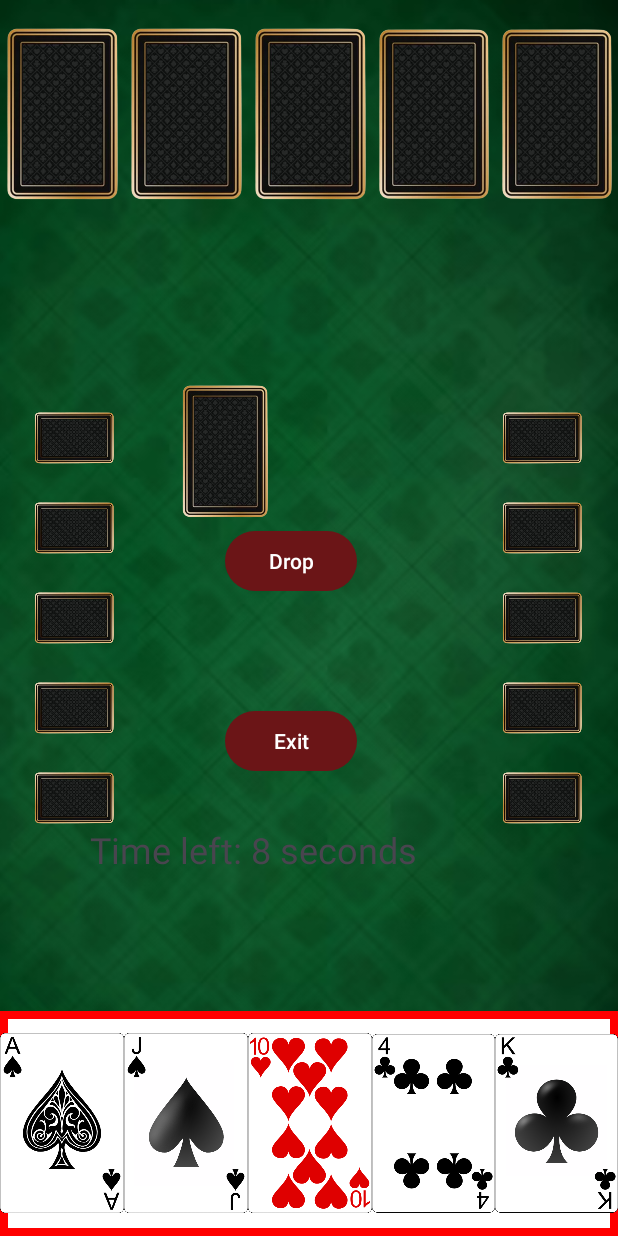
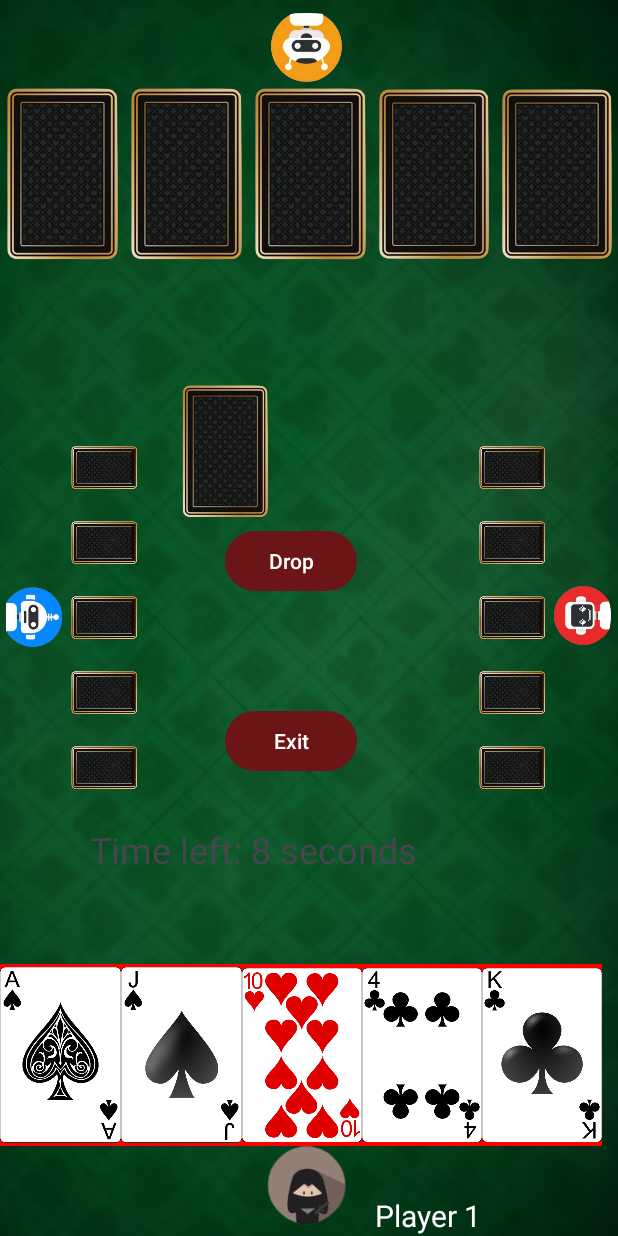
Before and after one commit to maleeha13/Minimal, an Android app: the MainActivity screen opened directly, with no data from a screen before it, on a phone screen of 412 x 824 dp. Run offline under Robolectric (Android 15) with nearby library versions, the phone set to English and light mode, and no system bars.

Commit message:
avtar updated fro ai players

```diff
--- a/app/src/main/java/com/example/minimal/MainActivity.java
+++ b/app/src/main/java/com/example/minimal/MainActivity.java
@@ -127,6 +127,11 @@ public class MainActivity extends AppCompatActivity implements gameController.Ga
         gameController = new gameController(this, this);
         scoreController = new ScoreController();
         game = gameController.game;
+        ImageView play_av = findViewById(R.id.play_av);
+        play_av.setImageDrawable(StartScreen.chosen.getDrawable());
+        TextView name = findViewById(R.id.player_name);
+        name.setText(StartScreen.name);
+
 
         game.x=0;
         Button showButton = findViewById(R.id.show);
--- a/app/src/main/java/com/example/minimal/StartScreen.java
+++ b/app/src/main/java/com/example/minimal/StartScreen.java
@@ -10,8 +10,10 @@ import android.os.Bundle;
 import android.view.View;
 import android.widget.AdapterView;
 import android.widget.ArrayAdapter;
+import android.widget.EditText;
 import android.widget.ImageView;
 import android.widget.Spinner;
+import android.widget.TextView;
 
 public class StartScreen extends AppCompatActivity {
 
@@ -127,6 +129,8 @@ public class StartScreen extends AppCompatActivity {
 
 
     public void startButton (View v){
+        EditText getName = findViewById(R.id.nameEditText);
+        name = getName.getText().toString();
         Intent intent=new Intent(StartScreen.this, MainActivity.class);
 
 
--- a/app/src/main/res/layout/activity_main.xml
+++ b/app/src/main/res/layout/activity_main.xml
@@ -35,88 +35,108 @@
         android:src="@drawable/black_card" />
 
     <LinearLayout
-        android:layout_width="match_parent"
         android:id="@+id/lay1"
+        android:layout_width="401dp"
+        android:layout_height="121dp"
         android:layout_alignParentBottom="true"
-        android:weightSum="5"
+        android:layout_marginStart="0dp"
+        android:layout_marginBottom="60dp"
         android:orientation="horizontal"
-        android:layout_height="150dp">
-
+        android:weightSum="5">
 
 
         <ImageView
             android:id="@+id/iv_p1c1"
-            android:layout_weight="1"
+            android:layout_width="match_parent"
 
-            android:layout_width="match_parent"
             android:layout_height="match_parent"
             android:layout_alignParentTop="true"
             android:layout_centerHorizontal="true"
+            android:layout_weight="1"
             android:scaleType="centerInside"
             android:src="@drawable/black_card"
-            android:tag="1"
-            >
+            android:tag="1">
 
         </ImageView>
+
         <ImageView
             android:id="@+id/iv_p1c2"
-            android:layout_weight="1"
+            android:layout_width="match_parent"
 
-            android:layout_width="match_parent"
             android:layout_height="match_parent"
             android:layout_alignParentTop="true"
             android:layout_centerHorizontal="true"
+            android:layout_weight="1"
             android:scaleType="centerInside"
             android:src="@drawable/black_card"
-            android:tag="1"
-            >
+            android:tag="1">
 
         </ImageView>
+
         <ImageView
             android:id="@+id/iv_p1c3"
-            android:layout_weight="1"
+            android:layout_width="match_parent"
 
-            android:layout_width="match_parent"
             android:layout_height="match_parent"
             android:layout_alignParentTop="true"
             android:layout_centerHorizontal="true"
+            android:layout_weight="1"
             android:scaleType="centerInside"
             android:src="@drawable/black_card"
-            android:tag="1"
-            >
+            android:tag="1">
 
         </ImageView>
+
         <ImageView
             android:id="@+id/iv_p1c4"
-            android:layout_weight="1"
+            android:layout_width="match_parent"
 
-            android:layout_width="match_parent"
             android:layout_height="match_parent"
             android:layout_alignParentTop="true"
             android:layout_centerHorizontal="true"
+            android:layout_weight="1"
             android:scaleType="centerInside"
             android:src="@drawable/black_card"
-            android:tag="1"
-            >
+            android:tag="1">
 
         </ImageView>
+
         <ImageView
             android:id="@+id/iv_p1c5"
-            android:layout_weight="1"
+            android:layout_width="match_parent"
 
-            android:layout_width="match_parent"
             android:layout_height="match_parent"
             android:layout_alignParentTop="true"
             android:layout_centerHorizontal="true"
+            android:layout_weight="1"
             android:scaleType="centerInside"
             android:src="@drawable/black_card"
-            android:tag="1"
-            >
+            android:tag="1">
 
         </ImageView>
 
     </LinearLayout>
 
+    <ImageView
+        android:id="@+id/play_av"
+        android:layout_width="59dp"
+        android:layout_height="64dp"
+        android:layout_centerHorizontal="true"
+        android:layout_alignParentBottom="true"
+        app:srcCompat="@drawable/av1" />
+    <TextView
+        android:id="@+id/player_name"
+        android:layout_width="wrap_content"
+        android:layout_height="wrap_content"
+        android:layout_marginLeft="250dp"
+        android:layout_alignParentBottom="true"
+        android:textColor="@color/white"
+        android:text="Player 1"
+        android:textSize="20dp"
+
+        >
+
+    </TextView>
 
 
 
@@ -197,14 +217,28 @@
         </ImageView>
     </LinearLayout>
 
+    <ImageView
+        android:id="@+id/ai_av2"
+        android:layout_width="45dp"
+        android:layout_height="54dp"
+        android:layout_alignParentStart="true"
+        android:layout_alignParentRight="true"
+
+        android:layout_centerVertical="true"
+        android:layout_marginStart="0dp"
+        android:layout_marginTop="460dp"
+        android:layout_marginRight="366dp"
+        android:rotation="90"
+        app:srcCompat="@drawable/ai1" />
     <LinearLayout
         android:layout_width="100dp"
         android:id="@+id/la"
         android:layout_alignParentStart="true"
         android:layout_centerVertical="true"
+        android:layout_marginStart="20dp"
         android:weightSum="5"
         android:orientation="vertical"
-            android:layout_height="300dp"
+        android:layout_height="250dp"
         android:rotation="0">
         <!-- New Images -->
         <ImageView
@@ -352,15 +386,28 @@
 
         </LinearLayout>
 
+        <ImageView
+            android:id="@+id/ai_av1"
+            android:layout_width="45dp"
+            android:layout_height="55dp"
+            android:layout_alignParentRight="true"
+            android:layout_centerVertical="true"
+            android:layout_marginHorizontal="0dp"
+            android:layout_marginTop="460dp"
+            android:rotation="-90"
+            app:srcCompat="@drawable/ai2" />
         <LinearLayout
             android:layout_width="100dp"
             android:id="@+id/la3"
+
+            android:layout_alignParentRight="true"
             android:layout_centerVertical="true"
-        android:layout_alignParentRight="true"
-
             android:weightSum="5"
             android:orientation="vertical"
-        android:layout_height="300dp"
+            android:layout_height="250dp"
+            android:layout_marginEnd="20dp"
+            android:layout_marginStart="200dp"
+
             android:rotation="0">
             <ImageView
                 android:id="@+id/iv_new_p2c1"
@@ -429,25 +476,22 @@
             android:onClick="showScores"
             android:text="Show" />
 
-
-    </RelativeLayout>
-
         <RelativeLayout
             android:layout_width="match_parent"
             android:layout_height="match_parent">
 
             <LinearLayout
+                android:id="@+id/lay3"
                 android:layout_width="match_parent"
-        android:id="@+id/lay3"
+                android:layout_height="150dp"
                 android:layout_alignParentTop="true"
-        android:weightSum="5"
                 android:orientation="horizontal"
-        android:layout_height="150dp">
+                android:weightSum="5">
 
 
                 <ImageView
                     android:id="@+id/iv_p3c1"
-            android:layout_width= "0dp"
+                    android:layout_width="0dp"
                     android:layout_height="0dp"
                     android:layout_alignParentTop="true"
                     android:layout_centerHorizontal="true"
@@ -459,7 +503,7 @@
 
                 <ImageView
                     android:id="@+id/iv_p3c2"
-            android:layout_width= "0dp"
+                    android:layout_width="0dp"
                     android:layout_height="0dp"
                     android:layout_alignParentTop="true"
                     android:layout_centerHorizontal="true"
@@ -470,7 +514,7 @@
 
                 <ImageView
                     android:id="@+id/iv_p3c3"
-            android:layout_width= "0dp"
+                    android:layout_width="0dp"
                     android:layout_height="0dp"
                     android:layout_alignParentTop="true"
                     android:layout_centerHorizontal="true"
@@ -481,7 +525,7 @@
 
                 <ImageView
                     android:id="@+id/iv_p3c4"
-            android:layout_width= "0dp"
+                    android:layout_width="0dp"
                     android:layout_height="0dp"
                     android:layout_alignParentTop="true"
                     android:layout_centerHorizontal="true"
@@ -492,7 +536,7 @@
 
                 <ImageView
                     android:id="@+id/iv_p3c5"
-            android:layout_width= "0dp"
+                    android:layout_width="0dp"
                     android:layout_height="0dp"
                     android:layout_alignParentTop="true"
                     android:layout_centerHorizontal="true"
@@ -502,15 +546,25 @@
                 </ImageView>
 
 
+            </LinearLayout>
 
-    </LinearLayout>
+            <ImageView
+                android:id="@+id/ai_av3"
+                android:layout_width="59dp"
+                android:layout_height="64dp"
+
+                android:layout_centerHorizontal="true"
+                android:layout_marginTop="0dp"
+                android:rotation="180"
+                app:srcCompat="@drawable/ai3" />
             <LinearLayout
+                android:id="@+id/la4"
                 android:layout_width="match_parent"
-        android:id="@+id/la4"
+                android:layout_height="150dp"
                 android:layout_alignParentTop="true"
-        android:weightSum="5"
                 android:orientation="horizontal"
-        android:layout_height="150dp">
+                android:layout_marginVertical="40dp"
+                android:weightSum="5">
 
                 <ImageView
                     android:id="@+id/iv_new_p3c1"
@@ -525,23 +579,23 @@
 
                 <ImageView
                     android:id="@+id/iv_new_p3c2"
-            android:layout_weight="1"
+                    android:layout_width="match_parent"
 
-            android:layout_width="match_parent"
                     android:layout_height="match_parent"
                     android:layout_alignParentTop="true"
                     android:layout_centerHorizontal="true"
+                    android:layout_weight="1"
                     android:scaleType="centerInside"
-            android:src="@drawable/black_card">
-        </ImageView>
+                    android:src="@drawable/black_card"></ImageView>
+
                 <ImageView
                     android:id="@+id/iv_new_p3c3"
-            android:layout_weight="1"
+                    android:layout_width="match_parent"
 
-            android:layout_width="match_parent"
                     android:layout_height="match_parent"
                     android:layout_alignParentTop="true"
                     android:layout_centerHorizontal="true"
+                    android:layout_weight="1"
                     android:scaleType="centerInside"
                     android:src="@drawable/black_card">
 
@@ -560,18 +614,21 @@
 
                 <ImageView
                     android:id="@+id/iv_new_p3c5"
-            android:layout_weight="1"
+                    android:layout_width="match_parent"
 
-            android:layout_width="match_parent"
                     android:layout_height="match_parent"
                     android:layout_alignParentTop="true"
                     android:layout_centerHorizontal="true"
+                    android:layout_weight="1"
                     android:scaleType="centerInside"
-            android:src="@drawable/black_card">
-        </ImageView>
+                    android:src="@drawable/black_card"></ImageView>
 
                 <!-- Add more new images here -->
             </LinearLayout>
+
+
+        </RelativeLayout>
+
 
     </RelativeLayout>
 
@@ -612,6 +669,8 @@
         android:onClick="exitGame"
         android:text="Exit" />
 
+
+
     <TextView
         android:id="@+id/time"
         android:layout_width="wrap_content"
--- a/app/src/main/res/layout/activity_start_screen.xml
+++ b/app/src/main/res/layout/activity_start_screen.xml
@@ -30,17 +30,18 @@
 
     <EditText
         android:id="@+id/nameEditText"
-        android:layout_width="259dp"
+        android:layout_width="0dp"
         android:layout_height="52dp"
         android:layout_marginStart="24dp"
         android:layout_marginTop="32dp"
-        android:layout_marginEnd="24dp"
+        android:layout_marginEnd="29dp"
         android:hint="Enter your name"
         android:padding="12dp"
         android:textColor="@color/black"
         android:textColorHint="@color/white"
         app:layout_constraintEnd_toEndOf="parent"
         app:layout_constraintHorizontal_bias="0.951"
+        app:layout_constraintStart_toEndOf="@+id/imageView"
         app:layout_constraintStart_toStartOf="parent"
         app:layout_constraintTop_toBottomOf="@+id/divider" />
 
```
Also changed, not shown: app/src/main/res/drawable/ai1.png (added), app/src/main/res/drawable/ai2.png (added), app/src/main/res/drawable/ai3.png (added), app/src/main/res/drawable/ai4.png (added), app/src/main/res/drawable/ai_av1.png (added), app/src/main/res/drawable/ai_av2.png (added), app/src/main/res/drawable/ai_av3.png (added). Lines whose indentation alone changed are shown as unchanged.
